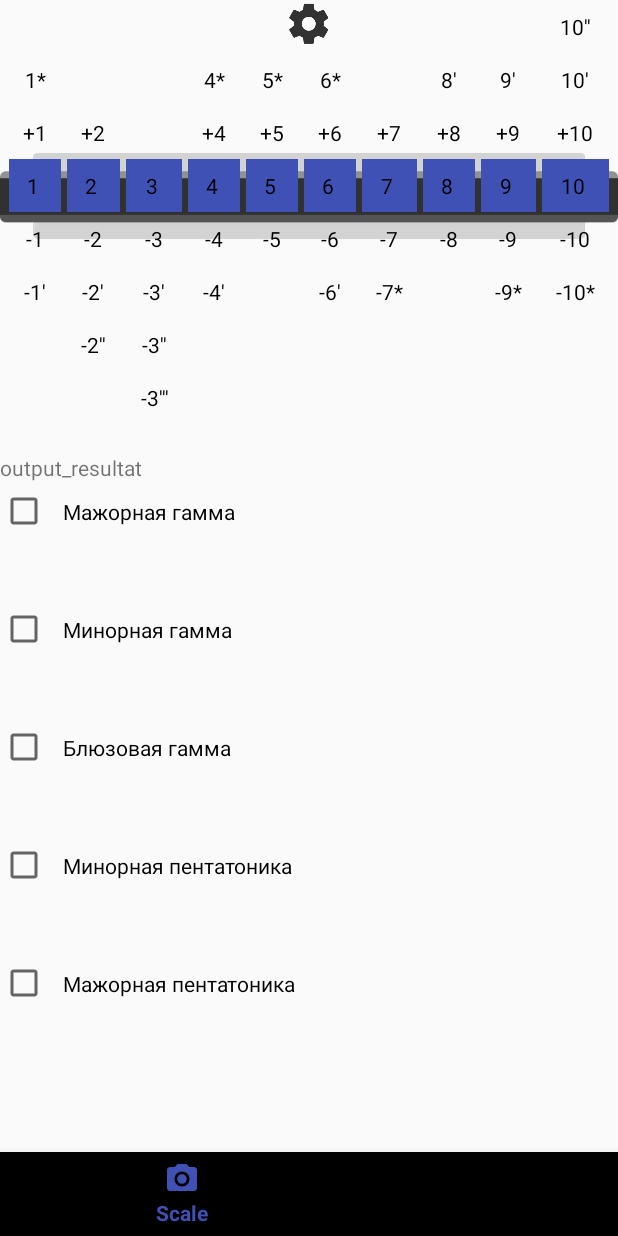
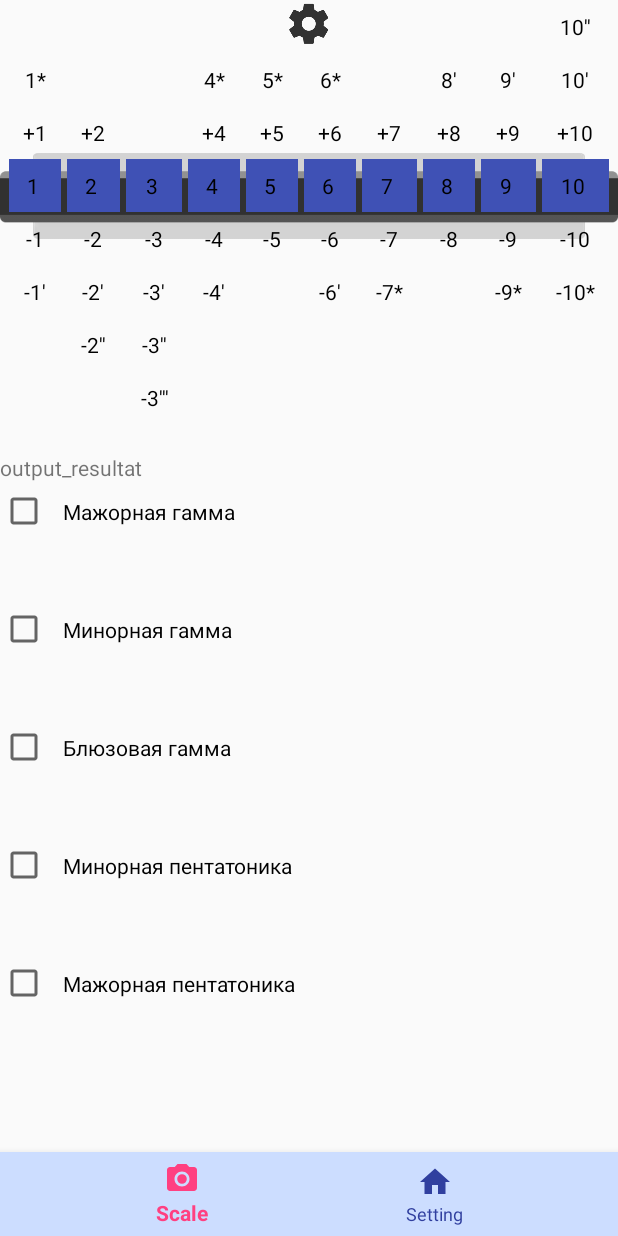
Before and after one commit to AndrianAD/kotlin_test, an Android app: the ScaleFragment screen opened through its navigation route, on a phone screen of 412 x 824 dp. Run offline under Robolectric (Android 15) with nearby library versions, the phone set to English and light mode, and no system bars; our stand-ins replace navigation-ui.

Commit message:
clear code2

```diff
--- a/app/src/main/java/com/example/kotlin_test/Data/Harp.kt
+++ b/app/src/main/java/com/example/kotlin_test/Data/Harp.kt
@@ -15,7 +15,7 @@ class Harp(var stroi: String = "Rihter", var position: Int = 5) : ViewModel(), L
 
     init {
         allnote = makeAllNotes(stroi, position)
-        key_of_harp = allnote.get(0).first
+        key_of_harp = allnote[0].first
     }
 
     //LIFECYCLE
--- a/app/src/main/res/layout/activity_second.xml
+++ b/app/src/main/res/layout/activity_second.xml
@@ -1,14 +1,15 @@
 <?xml version="1.0" encoding="utf-8"?>
-<androidx.constraintlayout.widget.ConstraintLayout
-    xmlns:android="http://schemas.android.com/apk/res/android"
+<androidx.constraintlayout.widget.ConstraintLayout xmlns:android="http://schemas.android.com/apk/res/android"
     xmlns:app="http://schemas.android.com/apk/res-auto"
     xmlns:grid="http://schemas.android.com/tools"
     android:layout_width="match_parent"
     android:layout_height="match_parent">
 
     <ScrollView
+        android:id="@+id/scroll"
         android:layout_width="match_parent"
-        android:layout_height="match_parent">
+        android:layout_height="wrap_content"
+        app:layout_constraintTop_toTopOf="parent">
 
         <androidx.constraintlayout.widget.ConstraintLayout
             android:layout_width="match_parent"
@@ -453,9 +454,7 @@
                 android:layout_height="wrap_content"
                 app:layout_constraintEnd_toEndOf="parent"
                 app:layout_constraintStart_toStartOf="parent"
-                app:layout_constraintTop_toBottomOf="@id/grid_layout"
-
-                />
+                app:layout_constraintTop_toBottomOf="@id/grid_layout" />
 
             <TextView
                 android:id="@+id/output_resultat"
@@ -465,13 +464,18 @@
                 app:layout_constraintEnd_toEndOf="parent"
                 app:layout_constraintStart_toStartOf="parent"
                 app:layout_constraintTop_toBottomOf="@id/input_resultat" />
+
         </androidx.constraintlayout.widget.ConstraintLayout>
+
     </ScrollView>
 
     <com.google.android.material.bottomnavigation.BottomNavigationView
         android:id="@+id/bottom_nav"
         android:layout_width="match_parent"
         android:layout_height="wrap_content"
+        android:layout_marginTop="20dp"
+        android:background="@color/Background"
+        android:theme="@style/BottomNavigationTheme"
         app:layout_constraintBottom_toBottomOf="parent"
         app:layout_constraintEnd_toEndOf="parent"
         app:layout_constraintStart_toStartOf="parent"
--- a/app/src/main/res/layout/fragment_scale.xml
+++ b/app/src/main/res/layout/fragment_scale.xml
@@ -1,12 +1,11 @@
 <?xml version="1.0" encoding="utf-8"?>
 
 
-    <androidx.constraintlayout.widget.ConstraintLayout
-        xmlns:android="http://schemas.android.com/apk/res/android"
+<androidx.constraintlayout.widget.ConstraintLayout xmlns:android="http://schemas.android.com/apk/res/android"
+    xmlns:app="http://schemas.android.com/apk/res-auto"
+    xmlns:tools="http://schemas.android.com/tools"
     android:layout_width="match_parent"
     android:layout_height="match_parent"
-        xmlns:app="http://schemas.android.com/apk/res-auto"
-        xmlns:tools="http://schemas.android.com/tools"
     tools:context=".Fragments.ScaleFragment">
 
 
@@ -92,7 +91,7 @@
         android:id="@+id/penta_major"
         android:layout_width="match_parent"
         android:layout_height="wrap_content"
-            android:padding="10dp"
+        android:paddingBottom="50dp"
         app:layout_constraintStart_toStartOf="parent"
         app:layout_constraintTop_toBottomOf="@id/checkBox_penta_major" />
 
--- a/app/src/main/res/values/styles.xml
+++ b/app/src/main/res/values/styles.xml
@@ -19,13 +19,13 @@
         <item name="android:gravity">center</item>
         <item name="android:textColor">@android:color/black</item>
 
-
-
-        <!--<item name="android:clickable">true</item>-->
-        <!--<item name="android:focusable">true</item>-->
-        <!--<item name="android:background">?android:attr/selectableItemBackground</item>-->
     </style>
 
 
+    <style name="BottomNavigationTheme" parent="Theme.AppCompat.Light">
+        <item name="colorPrimary">@color/colorAccent</item>
+        <item name="android:textColorSecondary">@color/colorPrimaryDark</item>
+    </style>
+
 
 </resources>
```
Also changed, not shown: app/src/main/java/com/example/kotlin_test/MainActivity.kt (+4 -101 lines), app/src/main/java/com/example/kotlin_test/SecondActivity.kt (+16 -14 lines). Lines whose indentation alone changed are shown as unchanged.
